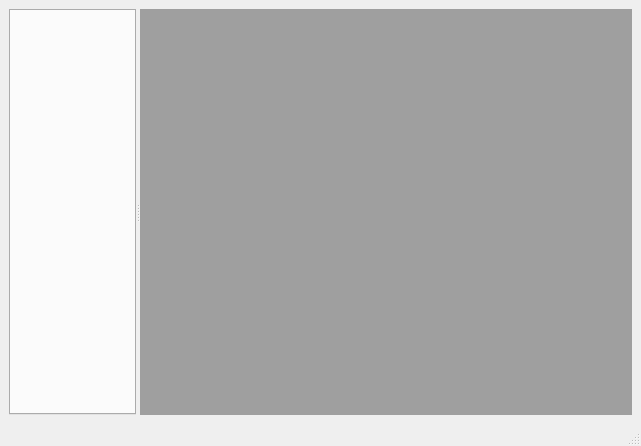
Before: the Qt Designer form mainwindow.ui in jaehyeonjeong/DataBaseQt, drawn with Qt 5.
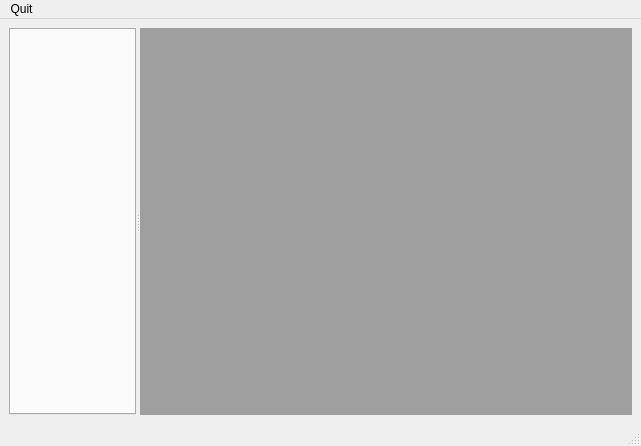
After: the same form once the commit is applied.

The edit to the form file:
```diff
--- a/mainwindow.ui
+++ b/mainwindow.ui
@@ -35,6 +35,12 @@
      <height>17</height>
     </rect>
    </property>
+   <widget class="QMenu" name="menuQuit">
+    <property name="title">
+     <string>Quit</string>
+    </property>
+   </widget>
+   <addaction name="menuQuit"/>
   </widget>
   <widget class="QStatusBar" name="statusbar"/>
  </widget>
```
